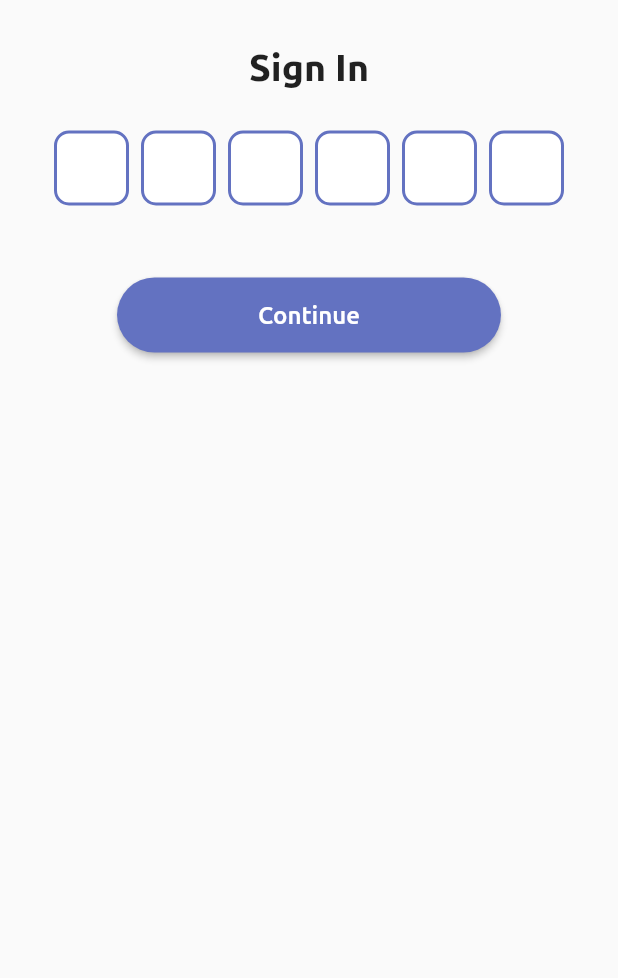
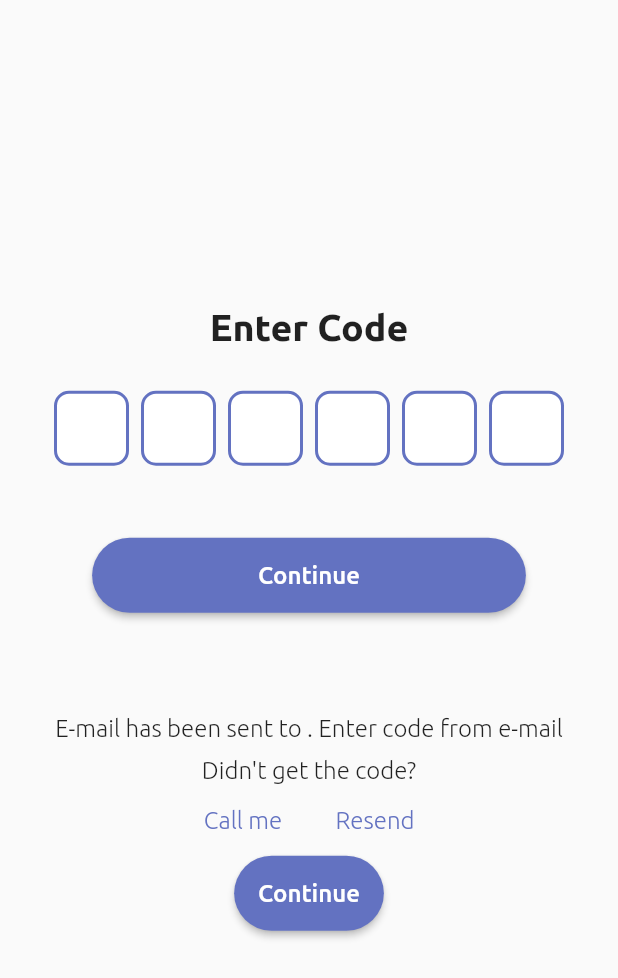
Before and after one commit to dscfuto-org/deebus-mobile, a Flutter app: the OTPScreen screen opened directly, on a phone screen of 412 x 824 dp. Shown: the top 978 px of the screen. Run offline on Flutter 3.47's test engine with Material 2 defaults, Android fonts, the phone set to English and light mode, and no system bars; drawn by our look-alikes of pin_code_text_field; our stand-ins replace geolocator, google_maps_flutter, intro_slider; project files that could hold a hidden picture were left out.

```diff
--- a/lib/StudentOnboarding/UserAuthentication/otpConfirm.dart
+++ b/lib/StudentOnboarding/UserAuthentication/otpConfirm.dart
@@ -1,7 +1,6 @@
 import 'package:deebus/Constants/AppColors.dart';
-import 'package:deebus/Constants/AppColors.dart' as prefix0;
-import 'package:deebus/Constants/AssetsStrings.dart';
 import 'package:deebus/Utils/Styles.dart';
+import 'package:flutter/cupertino.dart';
 import 'package:flutter/material.dart';
 import 'package:pin_code_text_field/pin_code_text_field.dart';
 
@@ -27,20 +26,21 @@ class _OTPScreenState extends State<OTPScreen> {
   @override
   Widget build(BuildContext context) {
     return Scaffold(
-
+//        backgroundColor: AppColors.color4,
         body: Padding(
-        padding: const EdgeInsets.all(30.0),
-        child: Center(
-          child: ListView(
-//            mainAxisAlignment: MainAxisAlignment.center,
-//            crossAxisAlignment: CrossAxisAlignment.center,
+          padding: EdgeInsets.all(13.4),
+          child: Stack(
+            children: <Widget>[
+              Center(
+                child: Column(
+                  mainAxisAlignment: MainAxisAlignment.center,
                   children: <Widget>[
                     Column(
                       mainAxisAlignment: MainAxisAlignment.start,
                       crossAxisAlignment: CrossAxisAlignment.center,
                       children: <Widget>[
                         Text(
-                    "Sign In",
+                          "Enter Code",
                           style: textStyleBigBold,
                         ),
                         SizedBox(height: 20,),
@@ -91,7 +91,6 @@ class _OTPScreenState extends State<OTPScreen> {
                           ),
                           visible: hasError,
                         ),
-
                         Padding(
                           padding: const EdgeInsets.all(8.0),
                           child: isLoading
@@ -133,13 +132,58 @@ class _OTPScreenState extends State<OTPScreen> {
                             ),
                           ),
                         ),
-                  SizedBox(height: 20,)
+                        SizedBox(height: 20,),
+                        Text(
+                            "E-mail has been sent to . Enter code from e-mail",
+                          style: textStyleBigLight,
+                        ),
+                        SizedBox(height: 10,),
+                        Text(
+                            "Didn't get the code?",
+                          style: textStyleBigLight,
+                        ),
+                        Row(
+                          mainAxisAlignment: MainAxisAlignment.center,
+                          children: <Widget>[
+                            FlatButton(onPressed: null,
+                                child: Text( "Call me",
+                                  style: textStyleBigLightB, )),
+                            FlatButton(onPressed: null,
+                                child: Text( "Resend", style: textStyleBigLightB,))
+                          ],
+                        ),
+                        MaterialButton(
+                          shape: RoundedRectangleBorder(
+                            borderRadius: BorderRadius.all(Radius.circular(40.0)),
+                          ),
+                          height: 50,
+                          onPressed:
+                              () {},
+//                              async{
+//                                if(controller.text.length!=6){
+//                                  setState(() {
+//                                    hasError = true;
+//                                  });
+//                                } else if(equalsIgnoreCase(widget.tranType, "Withdrawal")){
+//                                  submitWithdrawal();
+//                                }
+//                              },
+                          color: AppColors.color4,
+                          child: Text(
+                            "Continue",
+                            style: TextStyle(
+                                color: Colors.white, fontSize: 16.0),
+                          ),
+                        ),
                       ],
                     )
                   ],
+
                 ),
               ),
+            ],
           ),
+        )
     );
   }
 }
--- a/lib/StudentOnboarding/slides.dart
+++ b/lib/StudentOnboarding/slides.dart
@@ -26,6 +26,7 @@ class _IntroScreenState extends State<IntroScreen> {
           children: <Widget>[
             Image.asset(firstVector, height: 300, width: 300,),
             Text("Connect a Ride", style: textStyleBigBold,),
+            SizedBox(height: 20.0,),
             Text(
               "Check updates of rides around \n your standpoint to connect\n a ride",
               style: textStyleBigLight, textAlign: TextAlign.center,)
@@ -40,6 +41,7 @@ class _IntroScreenState extends State<IntroScreen> {
           children: <Widget>[
             Image.asset(secondVector, height: 300, width: 300,),
             Text("Complete Connect", style: textStyleBigBold,),
+            SizedBox(height: 20.0,),
             Text(
               "Input a complete details of your\njourney and get to join the ride",
               style: textStyleBigLight, textAlign: TextAlign.center)
@@ -54,6 +56,7 @@ class _IntroScreenState extends State<IntroScreen> {
           children: <Widget>[
             Image.asset(thirdVector, height: 300, width: 300,),
             Text("Get on Board", style: textStyleBigBold,),
+            SizedBox(height: 20.0,),
             Text("Your ride meets you at the pick up\npoint of choice",
               style: textStyleBigLight, textAlign: TextAlign.center)
           ],
--- a/lib/Utils/Styles.dart
+++ b/lib/Utils/Styles.dart
@@ -1,8 +1,9 @@
 
+import 'package:deebus/Constants/AppColors.dart' as prefix0;
 import 'package:flutter/material.dart';
 
 
-TextStyle textStyleBigLight = new TextStyle(fontSize: 21.0, fontWeight: FontWeight.w100, fontFamily: 'Ubuntu');
+TextStyle textStyleBigLight = new TextStyle(fontSize: 16.0, fontWeight: FontWeight.w100, fontFamily: 'Ubuntu');
 
 TextStyle textStyleSmallLight = new TextStyle(fontSize: 14.0, fontFamily: 'Ubuntu');
 
@@ -12,3 +13,4 @@ TextStyle textStyleBigBold = new TextStyle(fontSize: 25.0, fontWeight: FontWeigh
 TextStyle textStyleSmallRegular = new TextStyle(fontSize: 14.0, fontFamily: 'Ubuntu');
 
 TextStyle textStyleBigRegular = new TextStyle(fontSize: 16.0);
+TextStyle textStyleBigLightB = new TextStyle(fontSize: 16.0, fontWeight: FontWeight.w100, fontFamily: 'Ubuntu', color: prefix0.AppColors.color4);
--- a/pubspec.yaml
+++ b/pubspec.yaml
@@ -26,9 +26,10 @@ dependencies:
   intro_slider: ^2.2.9
   pin_code_text_field: ^1.5.1
   flutter_launcher_icons: ^0.7.0
-  google_maps_flutter: ^0.0.3
+  google_maps_flutter: ^0.5.21+1
+  geolocator: ^5.3.0
   location: ^1.4.1
-  url_launcher: ^5.1.3
+
 
 
 dev_dependencies:
```
Also changed, not shown: lib/StudentOnboarding/UserAuthentication/signUp.dart (+5 -5 lines), lib/User/dashboard.dart (+45 -0 lines), pubspec.lock, 5 other files. Lines whose indentation alone changed are shown as unchanged.
